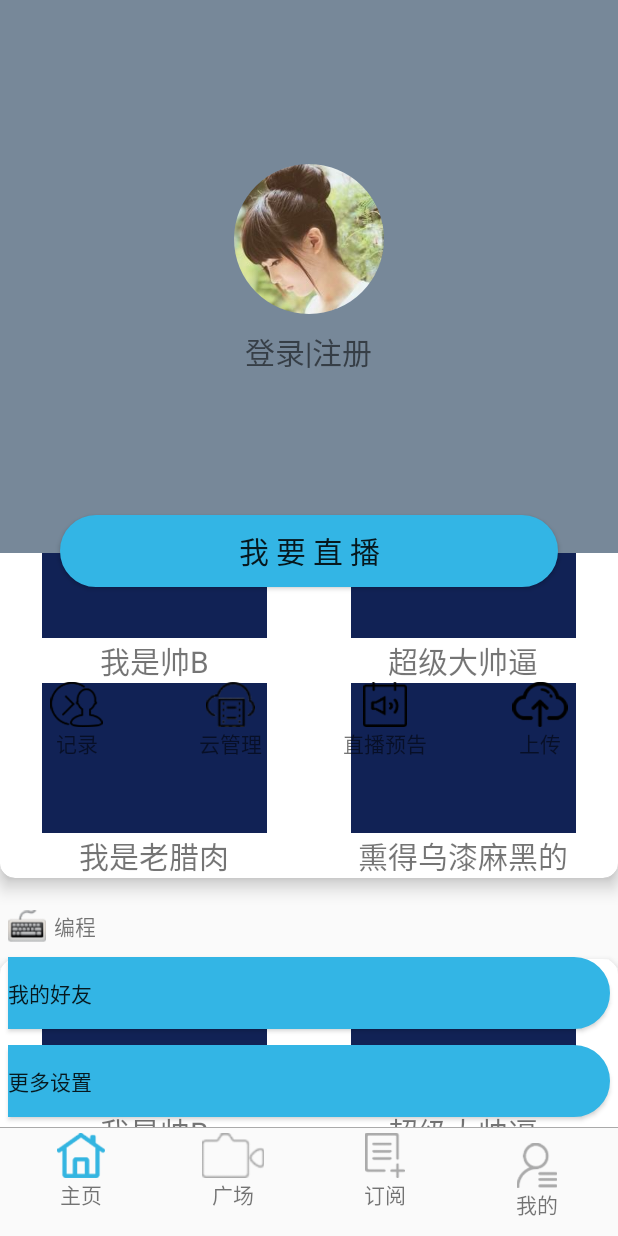
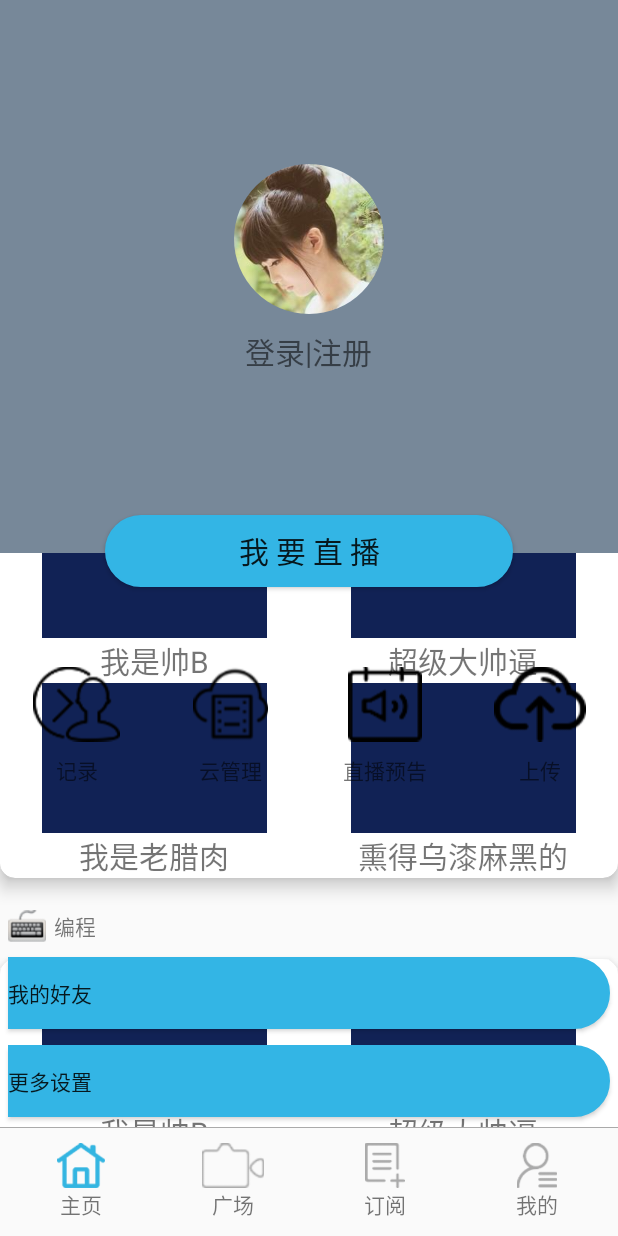
Before and after one commit to ChangingDakeWu/QYLiveBroadcast, an Android app: the fragment MyFragment placed in its activity, on a phone screen of 412 x 824 dp. Run offline under Robolectric (Android 15) with nearby library versions, the phone set to English and light mode, and no system bars; our stand-ins replace ButterKnife; libraries missing offline, so code that uses them is left out: com.jude.rollviewpager; plain views replace RollPagerView; 3 statements that could not run were skipped.

Commit message:
2016-10-31

```diff
--- a/app/build.gradle
+++ b/app/build.gradle
@@ -37,4 +37,5 @@ dependencies {
     compile 'com.jude:rollviewpager:1.2.9'
     compile 'com.android.support:cardview-v7:24.2.1'
     compile project(':libzxing')
+    compile project(':vitamio')
 }
--- a/app/src/main/java/com/edu/gdqy/Controller/MainView/HomePage/HomePageFragment.java
+++ b/app/src/main/java/com/edu/gdqy/Controller/MainView/HomePage/HomePageFragment.java
@@ -19,6 +19,7 @@ import android.widget.ListView;
 import android.widget.PopupWindow;
 import android.widget.Toast;
 
+import com.edu.gdqy.Controller.AnchorAudienceView.VideoOnDemandActivity;
 import com.edu.gdqy.Controller.R;
 import com.edu.gdqy.Tool.VedioGridAdapter;
 import com.jude.rollviewpager.RollPagerView;
@@ -27,6 +28,7 @@ import com.xys.libzxing.zxing.activity.CaptureActivity;
 import butterknife.BindView;
 import butterknife.ButterKnife;
 import butterknife.OnClick;
+import butterknife.OnItemClick;
 
 /**
  * Created by HXY on 2016/10/7.
@@ -82,7 +84,12 @@ public class HomePageFragment extends Fragment {
         mHotGrid.setAdapter(adapter1);
         VedioGridAdapter adapter2 = new VedioGridAdapter(getContext(), null, null);
         mProgrammingGrid.setAdapter(adapter2);
+    }
 
+    @OnItemClick(R.id.FM_Homepage_HotGrid)
+    public void onItemClick(AdapterView<?> parent, View v, int position, long id){
+        Intent intent = new Intent(getActivity(), VideoOnDemandActivity.class);
+        startActivity(intent);
     }
 
     @OnClick({R.id.FM_HomePage_Herald, R.id.FM_HomePage_TwoDimensionCode, R.id.FM_HomePage_Search})
--- a/app/src/main/java/com/edu/gdqy/Controller/MainView/My/MyFragment.java
+++ b/app/src/main/java/com/edu/gdqy/Controller/MainView/My/MyFragment.java
@@ -55,12 +55,16 @@ public class MyFragment extends Fragment {
     private void init() {
         mPhoto.setImageBitmap(CircularHeadportrait.toRoundBitmap(R.drawable.photo, getResources()));
 
+        mHistory.changeImageSize(100);
         mHistory.setImageIcon(R.drawable.history);
         mHistory.setTextName("记录");
+        mManager.changeImageSize(100);
         mManager.setImageIcon(R.drawable.manage);
         mManager.setTextName("云管理");
+        mRelease.changeImageSize(100);
         mRelease.setImageIcon(R.drawable.release_notice);
         mRelease.setTextName("直播预告");
+        mUpload.changeImageSize(100);
         mUpload.setImageIcon(R.drawable.upload);
         mUpload.setTextName("上传");
     }
--- a/app/src/main/java/com/edu/gdqy/Tool/ImageTextGroupView.java
+++ b/app/src/main/java/com/edu/gdqy/Tool/ImageTextGroupView.java
@@ -3,6 +3,7 @@ package com.edu.gdqy.Tool;
 import android.content.Context;
 import android.util.AttributeSet;
 import android.view.LayoutInflater;
+import android.view.ViewGroup;
 import android.widget.ImageView;
 import android.widget.LinearLayout;
 import android.widget.TextView;
@@ -30,9 +31,14 @@ public class ImageTextGroupView extends LinearLayout{
         icon.setImageResource(iconId);
     }
 
-
     public void setTextName(String name){
         this.name.setText(name);
     }
 
+    public void changeImageSize(int height){
+        ViewGroup.LayoutParams layoutParams=icon.getLayoutParams();
+        layoutParams.height=height;
+        icon.setLayoutParams(layoutParams);
+    }
+
 }
--- a/app/src/main/res/layout/fragment_my.xml
+++ b/app/src/main/res/layout/fragment_my.xml
@@ -33,8 +33,8 @@
         android:layout_height="wrap_content"
         android:textSize="20sp"
         android:layout_marginTop="-25dp"
-        android:layout_marginLeft="40dp"
-        android:layout_marginRight="40dp"
+        android:layout_marginLeft="70dp"
+        android:layout_marginRight="70dp"
         android:background="@drawable/shape_button_usable"
         android:text="我 要 直 播"/>
 
--- a/app/src/main/res/layout/fragment_navigationbar.xml
+++ b/app/src/main/res/layout/fragment_navigationbar.xml
@@ -8,23 +8,27 @@
         android:id="@+id/FM_BottonNavigation_HomePage"
         android:layout_width="0dp"
         android:layout_height="wrap_content"
+        android:layout_gravity="center"
         android:layout_weight="1" />
 
     <com.edu.gdqy.Tool.ImageTextGroupView
         android:id="@+id/FM_BottonNavigation_Square"
         android:layout_width="0dp"
         android:layout_height="wrap_content"
+        android:layout_gravity="center"
         android:layout_weight="1" />
 
     <com.edu.gdqy.Tool.ImageTextGroupView
         android:id="@+id/FM_BottonNavigation_Subscriber"
         android:layout_width="0dp"
         android:layout_height="wrap_content"
+        android:layout_gravity="center"
         android:layout_weight="1" />
 
     <com.edu.gdqy.Tool.ImageTextGroupView
         android:id="@+id/FM_BottonNavigation_My"
         android:layout_width="0dp"
         android:layout_height="match_parent"
+        android:layout_gravity="center"
         android:layout_weight="1" />
 </LinearLayout>
--- a/settings.gradle
+++ b/settings.gradle
@@ -1 +1 @@
-include ':app', ':libzxing'
+include ':app', ':libzxing', ':vitamio'
```
Also changed, not shown: app/src/main/AndroidManifest.xml (+6 -1 lines), app/src/main/java/com/edu/gdqy/Controller/AnchorAudienceView/AudienceActivity.java (deleted, +0 -17 lines), app/src/main/java/com/edu/gdqy/Controller/MainView/My/UploadActivity.java (+39 -1 lines), app/src/main/res/drawable/manage.png.
